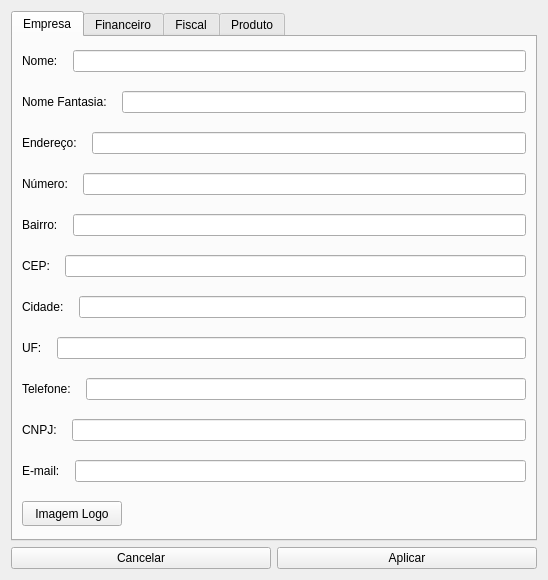
The window that configuracao.ui (GabR36/QEstoqueLoja) describes before a commit, drawn with Qt 5.
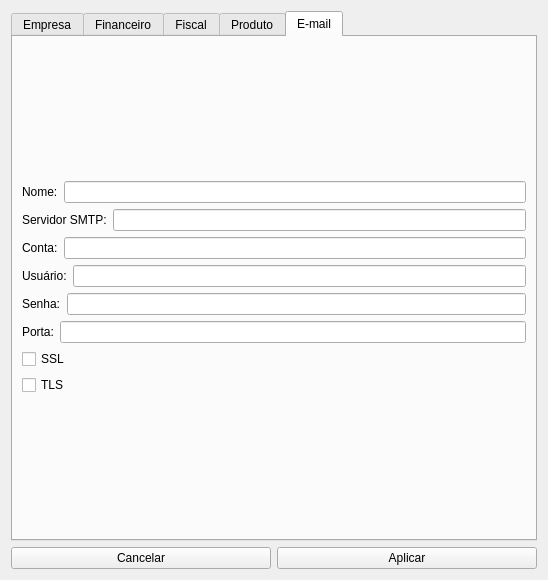
The same window after the commit. The open tabs and pages were chosen to show the change. Icons and pictures are not drawn.

Commit message: salvando configurações sobre o acbrmail

The edit to the form file:
```diff
--- a/configuracao.ui
+++ b/configuracao.ui
@@ -920,6 +920,115 @@
        </item>
       </layout>
      </widget>
+     <widget class="QWidget" name="tab_5">
+      <attribute name="title">
+       <string>E-mail</string>
+      </attribute>
+      <layout class="QVBoxLayout" name="verticalLayout_10">
+       <item>
+        <layout class="QVBoxLayout" name="verticalLayout_9">
+         <item>
+          <layout class="QHBoxLayout" name="horizontalLayout_41">
+           <item>
+            <widget class="QLabel" name="label_30">
+             <property name="text">
+              <string>Nome:</string>
+             </property>
+            </widget>
+           </item>
+           <item>
+            <widget class="QLineEdit" name="Ledit_EmailNome"/>
+           </item>
+          </layout>
+         </item>
+         <item>
+          <layout class="QHBoxLayout" name="horizontalLayout_42">
+           <item>
+            <widget class="QLabel" name="label_32">
+             <property name="text">
+              <string>Servidor SMTP:</string>
+             </property>
+            </widget>
+           </item>
+           <item>
+            <widget class="QLineEdit" name="Ledit_EmailSmtp"/>
+           </item>
+          </layout>
+         </item>
+         <item>
+          <layout class="QHBoxLayout" name="horizontalLayout_43">
+           <item>
+            <widget class="QLabel" name="label_36">
+             <property name="text">
+              <string>Conta:</string>
+             </property>
+            </widget>
+           </item>
+           <item>
+            <widget class="QLineEdit" name="Ledit_EmailConta"/>
+           </item>
+          </layout>
+         </item>
+         <item>
+          <layout class="QHBoxLayout" name="horizontalLayout_44">
+           <item>
+            <widget class="QLabel" name="label_37">
+             <property name="text">
+              <string>Usuário:</string>
+             </property>
+            </widget>
+           </item>
+           <item>
+            <widget class="QLineEdit" name="Ledit_EmailUsuario"/>
+           </item>
+          </layout>
+         </item>
+         <item>
+          <layout class="QHBoxLayout" name="horizontalLayout_45">
+           <item>
+            <widget class="QLabel" name="label_38">
+             <property name="text">
+              <string>Senha:</string>
+             </property>
+            </widget>
+           </item>
+           <item>
+            <widget class="QLineEdit" name="Ledit_EmailSenha"/>
+           </item>
+          </layout>
+         </item>
+         <item>
+          <layout class="QHBoxLayout" name="horizontalLayout_46">
+           <item>
+            <widget class="QLabel" name="label_39">
+             <property name="text">
+              <string>Porta:</string>
+             </property>
+            </widget>
+           </item>
+           <item>
+            <widget class="QLineEdit" name="Ledit_EmailPorta"/>
+           </item>
+          </layout>
+         </item>
+         <item>
+          <widget class="QCheckBox" name="CheckBox_EmailSSL">
+           <property name="text">
+            <string>SSL</string>
+           </property>
+          </widget>
+         </item>
+         <item>
+          <widget class="QCheckBox" name="CheckBox_EmailTLS">
+           <property name="text">
+            <string>TLS</string>
+           </property>
+          </widget>
+         </item>
+        </layout>
+       </item>
+      </layout>
+     </widget>
     </widget>
    </item>
    <item>
```
Left out of the diff: 3 changed lines with no effect on the pictures. The commit also changes 2 other files.
